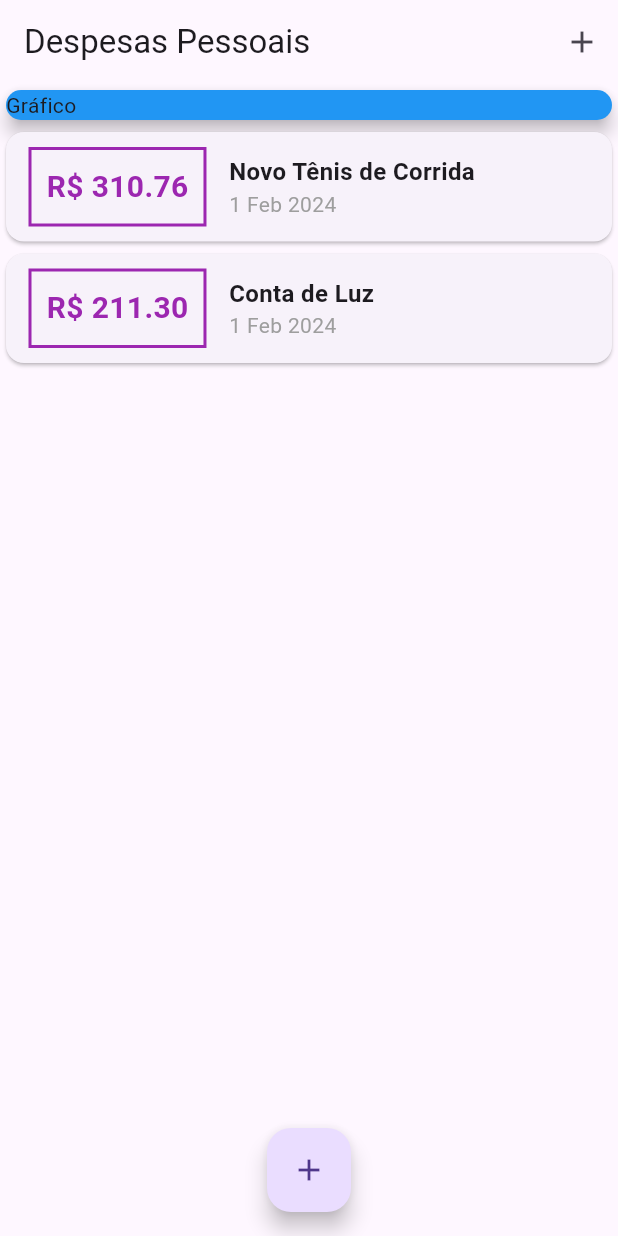
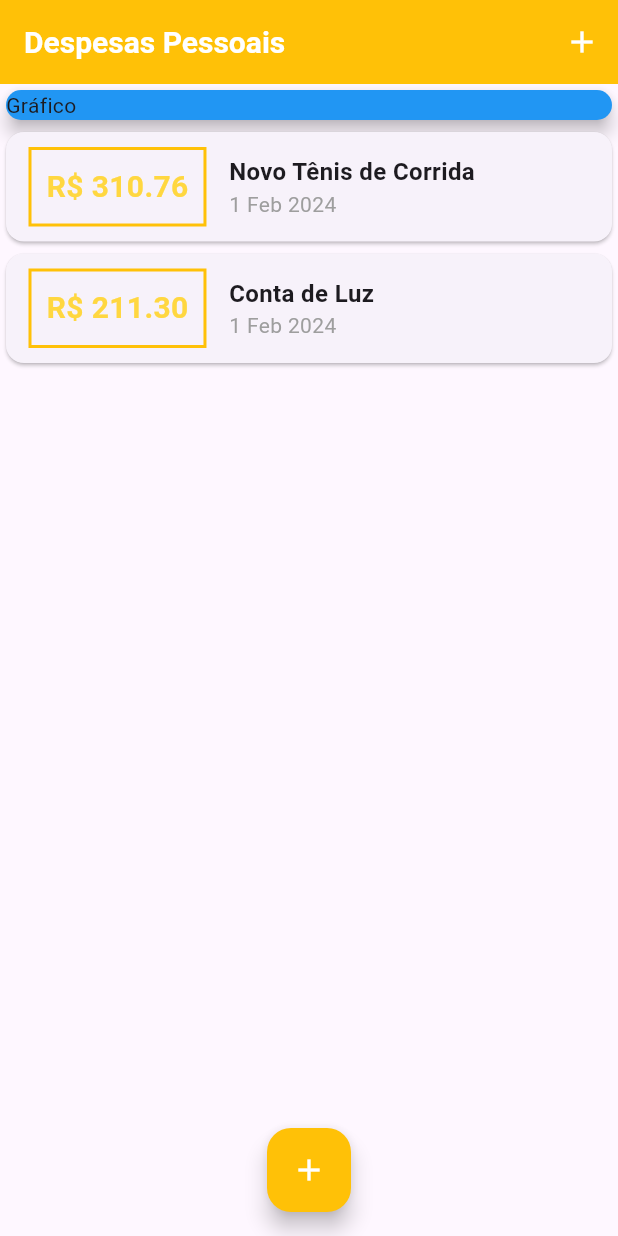
Before and after one commit to TiagoLemosNeitzke/app_controle_despesas, a Flutter app: the screen it shows after launch, on a phone screen of 412 x 824 dp. Run offline on Flutter 3.47's test engine with Material 3 defaults, Android fonts, the phone set to English and light mode, and no system bars; Roboto replaces fonts that are missing (OpenSans).

Commit message:
adicionando tema

```diff
--- a/lib/components/transaction_list.dart
+++ b/lib/components/transaction_list.dart
@@ -26,17 +26,17 @@ class TransactionList extends StatelessWidget {
                   ),
                   decoration: BoxDecoration(
                     border: Border.all(
-                      color: Colors.purple,
+                      color: Theme.of(context).colorScheme.secondary,
                       width: 2,
                     ),
                   ),
                   padding: const EdgeInsets.all(10),
                   child: Text(
                     'R\$ ${tr.value.toStringAsFixed(2)}',
-                    style: const TextStyle(
+                    style: TextStyle(
                       fontWeight: FontWeight.bold,
                       fontSize: 20,
-                      color: Colors.purple,
+                      color: Theme.of(context).colorScheme.primary,
                     ),
                   ),
                 ),
--- a/lib/main.dart
+++ b/lib/main.dart
@@ -1,26 +1,55 @@
 import 'dart:math';
 
-import 'package:expenses/components/transaction_form.dart';
 import 'package:flutter/material.dart';
 
-import 'components/transaction_list.dart';
+import './components/transaction_form.dart';
+import './components/transaction_list.dart';
 import 'models/transaction.dart';
 
 main() => runApp(const ExpensesApp());
 
 class ExpensesApp extends StatelessWidget {
-  const ExpensesApp({Key? key}) : super(key: key);
+  const ExpensesApp({super.key});
+
   @override
   Widget build(BuildContext context) {
-    return const MaterialApp(home: MyHomePage());
+    final ThemeData tema = ThemeData();
+
+    return MaterialApp(
+      home: MyHomePage(),
+      theme: tema.copyWith(
+        colorScheme: tema.colorScheme.copyWith(
+          primary: Colors.amberAccent,
+          secondary: Colors.amber,
+          tertiary: Colors.white,
+        ),
+        textTheme: tema.textTheme.copyWith(
+          titleLarge: const TextStyle(
+            fontFamily: 'OpenSans',
+            fontSize: 18,
+            fontWeight: FontWeight.bold,
+            color: Colors.blueAccent,
+          ),
+        ),
+        appBarTheme: const AppBarTheme(
+          backgroundColor: Colors.amber,
+          titleTextStyle: TextStyle(
+            fontFamily: 'OpenSans',
+            fontSize: 20,
+            fontWeight: FontWeight.bold,
+            color: Colors.white,
+          ),
+        ),
+      ),
+    );
   }
 }
 
 class MyHomePage extends StatefulWidget {
-  const MyHomePage({Key? key}) : super(key: key);
+  const MyHomePage({super.key});
 
   @override
-  State<MyHomePage> createState() => _MyHomePageState();
+  _MyHomePageState createState() => _MyHomePageState();
 }
 
 class _MyHomePageState extends State<MyHomePage> {
@@ -50,6 +79,8 @@ class _MyHomePageState extends State<MyHomePage> {
     setState(() {
       _transactions.add(newTransaction);
     });
+
+    Navigator.of(context).pop();
   }
 
   _openTransactionFormModal(BuildContext context) {
@@ -66,9 +97,10 @@ class _MyHomePageState extends State<MyHomePage> {
     return Scaffold(
       appBar: AppBar(
         title: const Text('Despesas Pessoais'),
-        actions: [
+        actions: <Widget>[
           IconButton(
             icon: const Icon(Icons.add),
+            color: Theme.of(context).colorScheme.tertiary,
             onPressed: () => _openTransactionFormModal(context),
           ),
         ],
@@ -76,12 +108,13 @@ class _MyHomePageState extends State<MyHomePage> {
       body: SingleChildScrollView(
         child: Column(
           crossAxisAlignment: CrossAxisAlignment.stretch,
-          children: [
-            const SizedBox(
-              child: Card(
+          children: <Widget>[
+            Container(
+              width: double.infinity,
+              child: const Card(
                 color: Colors.blue,
+                elevation: 5,
                 child: Text('Gráfico'),
-                elevation: 5,
               ),
             ),
             TransactionList(_transactions),
@@ -89,9 +122,12 @@ class _MyHomePageState extends State<MyHomePage> {
         ),
       ),
       floatingActionButton: FloatingActionButton(
-        child: const Icon(Icons.add),
-        onPressed: () => _openTransactionFormModal(context),
-      ),
+          backgroundColor: Theme.of(context).colorScheme.secondary,
+          onPressed: () => _openTransactionFormModal(context),
+          child: Icon(
+            Icons.add,
+            color: Theme.of(context).colorScheme.tertiary,
+          )),
       floatingActionButtonLocation: FloatingActionButtonLocation.centerFloat,
     );
   }
```
Also changed, not shown: lib/components/transaction_form.dart (+8 -1 lines).
